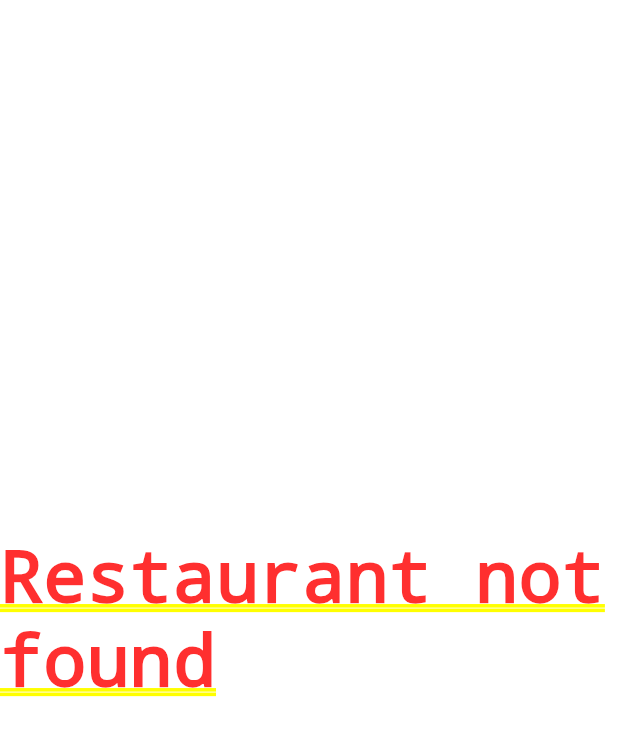
After one commit to 6510685040/CN333-KINKORN, a Flutter app: the PendingApprovalScreen screen opened directly, on a phone screen of 412 x 824 dp. The commit adds this screen. Shown: the top 736 px of the screen. Run offline on Flutter 3.47's test engine with Material 3 defaults, Android fonts, the phone set to English and light mode, and no system bars; our stand-ins replace auto_size_text, cached_network_image, cloud_firestore, firebase_auth, firebase_core, firebase_storage and 5 more; missing offline and left inert: firebase_app_check; accounts and stored records are empty; project files that could hold a hidden picture were left out.

Commit message:
debug add navigation and restaurant approved

```diff
--- /dev/null
+++ b/lib/Screen/pendingApproval.dart
@@ -0,0 +1,84 @@
+import 'package:cloud_firestore/cloud_firestore.dart';
+import 'package:firebase_auth/firebase_auth.dart';
+import 'package:flutter/material.dart';
+import 'package:kinkorn/restaurant/homepage.dart';
+import 'package:kinkorn/customer/choose_canteen.dart';
+
+class PendingApprovalScreen extends StatelessWidget {
+  const PendingApprovalScreen({super.key});
+
+  @override
+  Widget build(BuildContext context) {
+    final ownerId = FirebaseAuth.instance.currentUser!.uid;
+
+
+    return StreamBuilder<QuerySnapshot>(
+      stream: FirebaseFirestore.instance
+          .collection('restaurants')
+          .where('ownerId', isEqualTo: ownerId)
+          .snapshots(),
+      builder: (context, snapshot) {
+        if (!snapshot.hasData) {
+          return const Center(child: CircularProgressIndicator());
+        }
+
+        if (snapshot.data!.docs.isEmpty) {
+          return const Center(child: Text("Restaurant not found"));
+        }
+
+        final restaurantData = snapshot.data!.docs.first.data() as Map<String, dynamic>;
+        final isApproved = restaurantData['isApproved'] ?? false;
+
+        if (isApproved) {
+          Future.microtask(() {
+            Navigator.pushReplacement(
+              context,
+              MaterialPageRoute(builder: (context) => const RestaurantDashboard()),
+            );
+          });
+          return const SizedBox();
+        }
+
+        return Scaffold(
+          backgroundColor: const Color(0xFFFFF8E1),
+          body: Center(
+            child: Column(
+              mainAxisAlignment: MainAxisAlignment.center,
+              children: [
+                const Icon(Icons.hourglass_empty, size: 80, color: Colors.brown),
+                const SizedBox(height: 20),
+                const Text(
+                  'Your restaurant is pending approval...',
+                  style: TextStyle(
+                    fontSize: 18,
+                    fontWeight: FontWeight.bold,
+                    color: Colors.brown,
+                  ),
+                  textAlign: TextAlign.center,
+                ),
+                const SizedBox(height: 30),
+                ElevatedButton(
+                  onPressed: () {
+                    Navigator.pushReplacement(
+                      context,
+                      MaterialPageRoute(builder: (context) => const ChooseCanteen()),
+                    );
+                  },
+                  style: ElevatedButton.styleFrom(
+                    backgroundColor: const Color(0xFFAF1F1F),
+                    foregroundColor: Colors.white,
+                    padding: const EdgeInsets.symmetric(horizontal: 24, vertical: 12),
+                    shape: RoundedRectangleBorder(
+                      borderRadius: BorderRadius.circular(30),
+                    ),
+                  ),
+                  child: const Text('Back to Home'),
+                ),
+              ],
+            ),
+          ),
+        );
+      },
+    );
+  }
+}
--- a/lib/customer/choose_restaurant.dart
+++ b/lib/customer/choose_restaurant.dart
@@ -73,7 +73,9 @@ class ChooseRestaurantScreen extends StatelessWidget {
                   stream: FirebaseFirestore.instance
                       .collection('restaurants')
                       .where('canteenId', isEqualTo: canteenId)
+                      .where('isApproved', isEqualTo: true)
                       .snapshots(),
+
                   builder: (context, snapshot) {
                     if (!snapshot.hasData) {
                       return const Center(child: CircularProgressIndicator());
```
Also changed, not shown: lib/Screen/register_res.dart (+19 -24 lines), lib/customer/choose_menu.dart (+34 -27 lines), lib/restaurant/homepage.dart (+50 -97 lines), lib/customer/your_cart.dart (line endings or trailing spaces).
